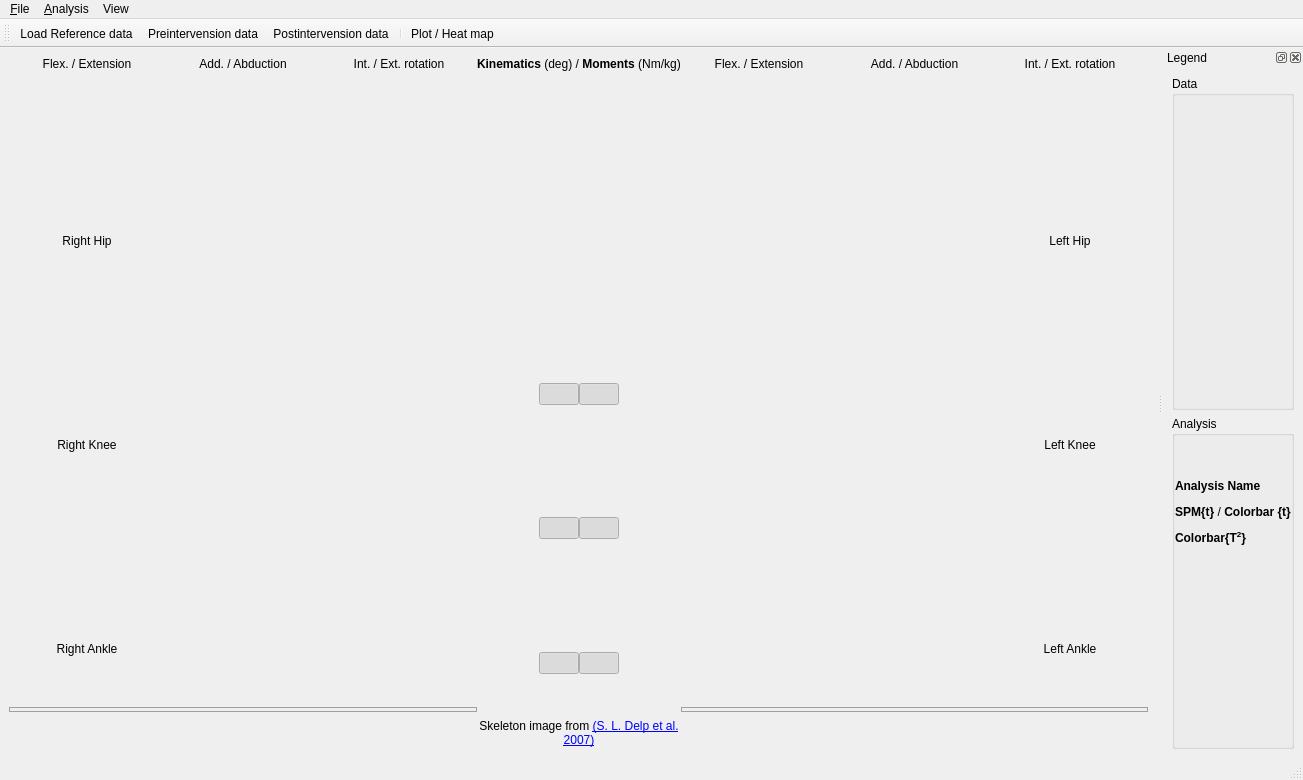
The window that spmclient/ui/gui/xml/ui_gait_analysis_window.ui (aalhossary/MovementRx) describes before a commit, drawn with Qt 5.
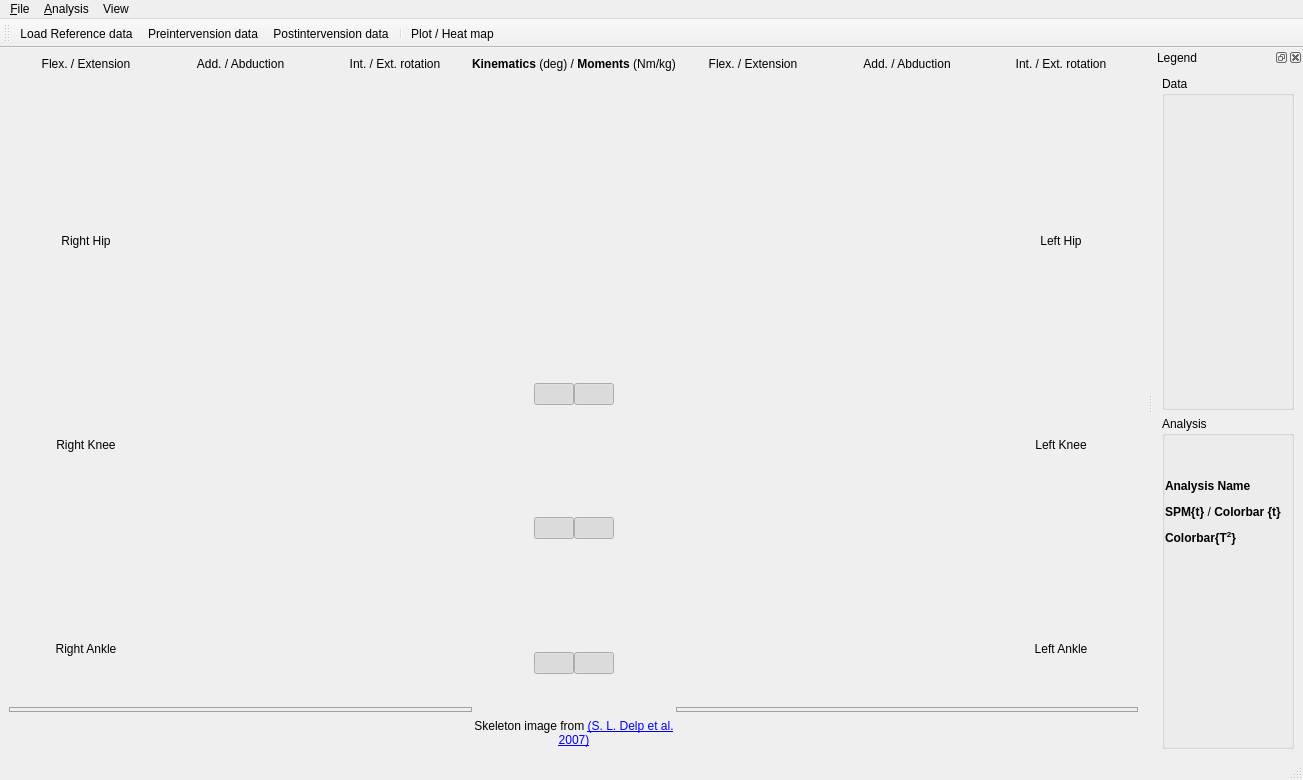
The same window after the commit. Icons and pictures are not drawn. Custom widgets are drawn as their Qt base class.

```diff
--- a/spmclient/ui/gui/xml/ui_gait_analysis_window.ui
+++ b/spmclient/ui/gui/xml/ui_gait_analysis_window.ui
@@ -269,7 +269,7 @@
           <number>0</number>
          </property>
          <item row="0" column="0">
-          <layout class="QGridLayout" name="gridLayout_3" rowstretch="0,5,0,5,0,5,0">
+          <layout class="QGridLayout" name="gridLayout_3">
            <property name="spacing">
             <number>0</number>
            </property>
@@ -1638,6 +1638,24 @@
    <addaction name="actionNextView"/>
   </widget>
   <widget class="QDockWidget" name="legend_dock_widget">
+   <property name="sizePolicy">
+    <sizepolicy hsizetype="Minimum" vsizetype="Preferred">
+     <horstretch>0</horstretch>
+     <verstretch>0</verstretch>
+    </sizepolicy>
+   </property>
+   <property name="minimumSize">
+    <size>
+     <width>150</width>
+     <height>165</height>
+    </size>
+   </property>
+   <property name="maximumSize">
+    <size>
+     <width>220</width>
+     <height>16777215</height>
+    </size>
+   </property>
    <property name="floating">
     <bool>false</bool>
    </property>
```
